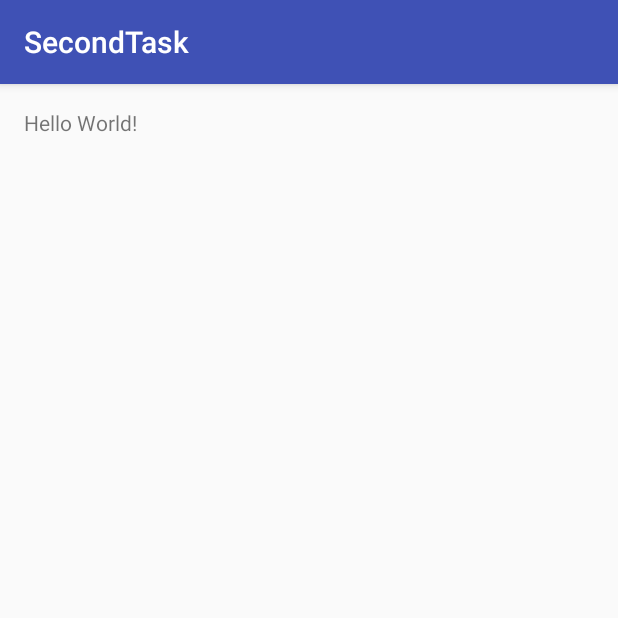
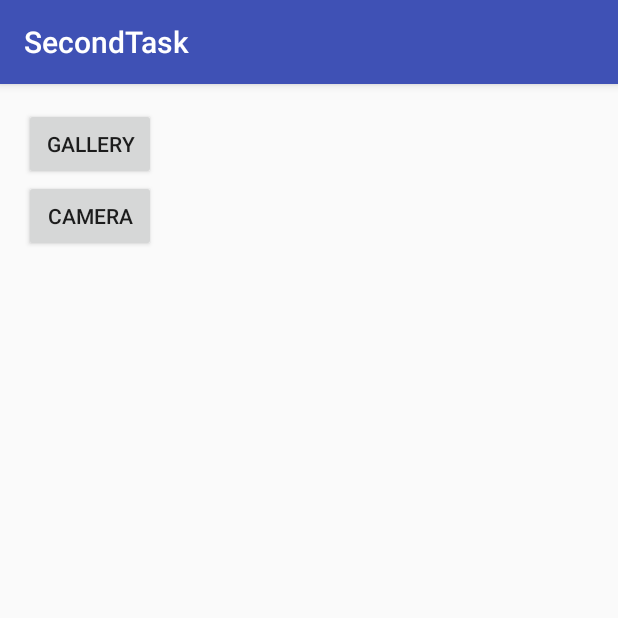
Before and after one commit to ShymaaLotfy/SecondTask, an Android app: the screen it shows after launch (MainActivity), on a phone screen of 412 x 824 dp, the top half of it. Run offline under Robolectric (Android 15) with nearby library versions, the phone set to English and light mode, and no system bars.

Commit message:
Get a photo from gallery and share it .

```diff
--- a/app/src/main/res/layout/activity_main.xml
+++ b/app/src/main/res/layout/activity_main.xml
@@ -1,16 +1,41 @@
 <?xml version="1.0" encoding="utf-8"?>
-<RelativeLayout xmlns:android="http://schemas.android.com/apk/res/android"
+<LinearLayout xmlns:android="http://schemas.android.com/apk/res/android"
     xmlns:tools="http://schemas.android.com/tools"
     android:layout_width="match_parent"
     android:layout_height="match_parent"
+    android:orientation="vertical"
     android:paddingBottom="@dimen/activity_vertical_margin"
     android:paddingLeft="@dimen/activity_horizontal_margin"
     android:paddingRight="@dimen/activity_horizontal_margin"
     android:paddingTop="@dimen/activity_vertical_margin"
     tools:context="com.example.android.secondtask.MainActivity">
 
-    <TextView
+   <Button
+       android:id="@+id/galleryButton"
+       android:layout_width="wrap_content"
+       android:layout_height="wrap_content"
+       android:text="Gallery"
+       android:onClick="openGallery"
+       />
+
+    <Button
+        android:id="@+id/shareButton"
+        android:layout_width="83dp"
+        android:layout_height="wrap_content"
+        android:text="Share"
+        android:layout_gravity="right"
+        android:visibility="gone"
+        android:onClick="sharePhoto"/>
+
+    <Button
+        android:id="@+id/cameraButton"
         android:layout_width="wrap_content"
         android:layout_height="wrap_content"
-        android:text="Hello World!" />
-</RelativeLayout>
+        android:text="Camera"
+        android:onClick="openCamera"/>
+
+    <ImageView
+        android:layout_width="wrap_content"
+        android:layout_height="wrap_content"
+        android:id="@+id/imageView"/>
+</LinearLayout>
```
Also changed, not shown: app/src/main/AndroidManifest.xml (+7 -0 lines), app/src/main/java/com/example/android/secondtask/MainActivity.java (+90 -0 lines).
